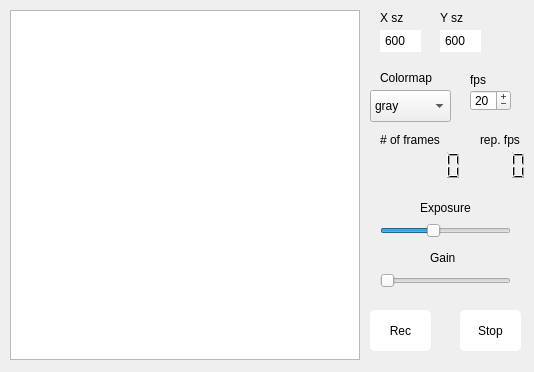
Above: Imager/form.ui from ef-lab/Experiments before the change. Below: the same form after it.
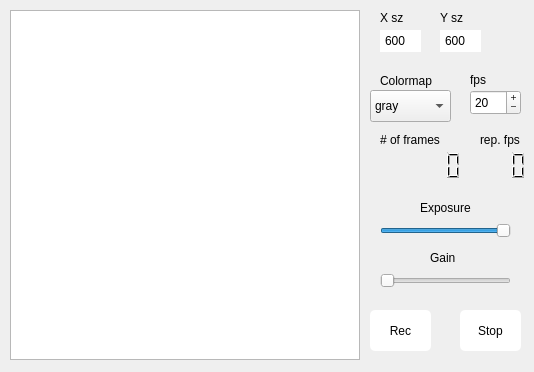
That is the form after the change.

Commit message: exposure slider between 1 and 100

Patch:
```diff
--- a/Imager/form.ui
+++ b/Imager/form.ui
@@ -56,8 +56,8 @@
     <rect>
      <x>470</x>
      <y>90</y>
-     <width>41</width>
-     <height>21</height>
+     <width>51</width>
+     <height>25</height>
     </rect>
    </property>
    <property name="acceptDrops">
@@ -177,7 +177,7 @@
    <property name="geometry">
     <rect>
      <x>380</x>
-     <y>70</y>
+     <y>73</y>
      <width>71</width>
      <height>16</height>
     </rect>
@@ -208,11 +208,14 @@
      <height>22</height>
     </rect>
    </property>
+   <property name="minimum">
+    <number>1</number>
+   </property>
    <property name="maximum">
-    <number>1000000</number>
+    <number>100</number>
    </property>
    <property name="value">
-    <number>40000</number>
+    <number>100</number>
    </property>
    <property name="orientation">
     <enum>Qt::Horizontal</enum>
```
Left out of the diff: 3 changed lines with no effect on the pictures. The commit also changes 2 other files.
